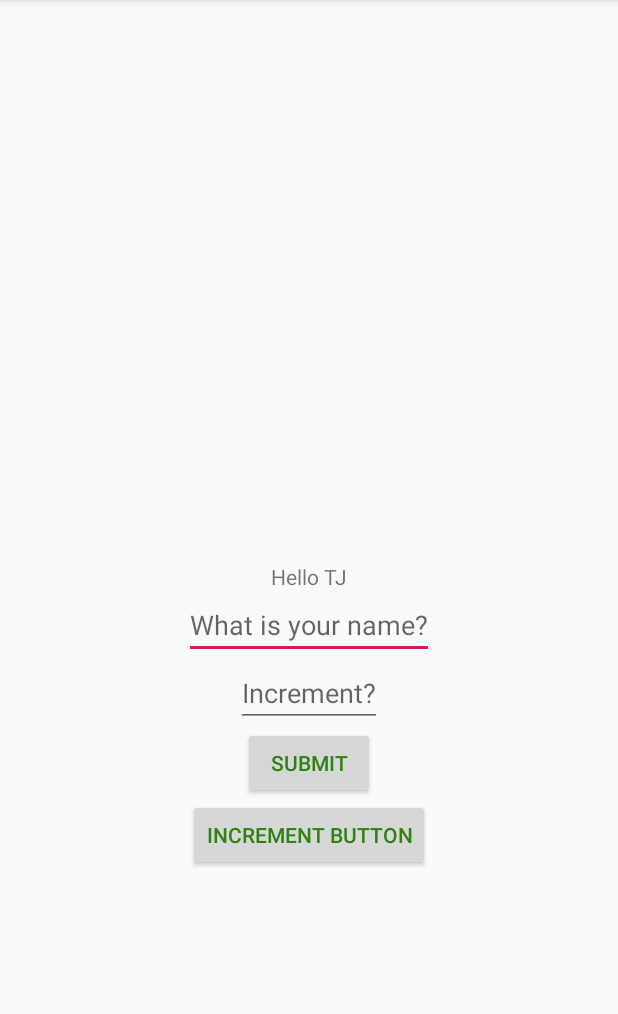
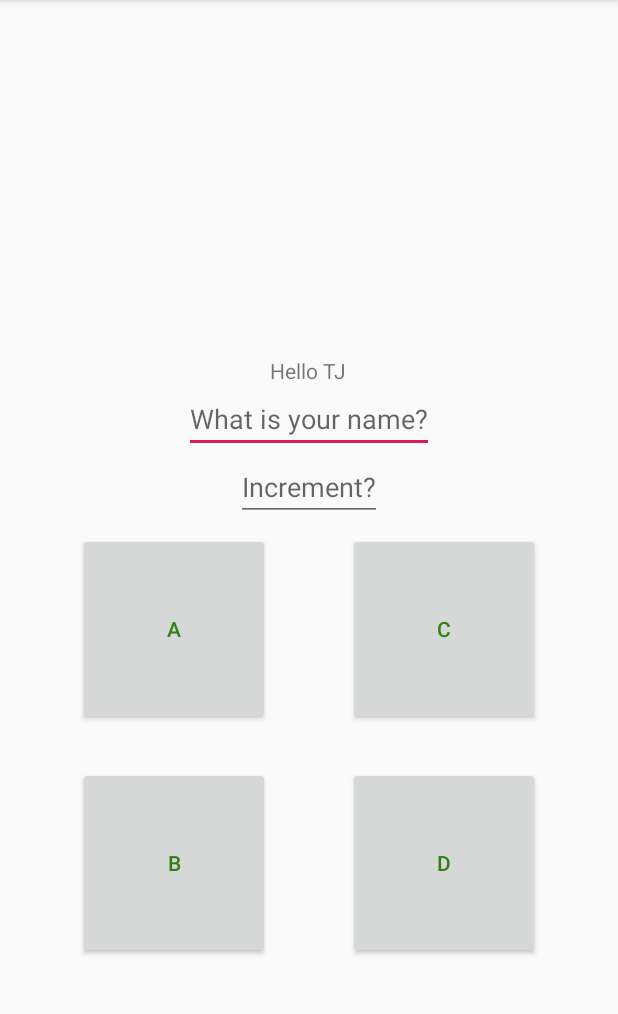
Before and after one commit to dhan0779/quiz-app, an Android app: the screen it shows after launch (MainActivity), on a phone screen of 412 x 824 dp, the part 84-1098 px from its top. Run offline under Robolectric (Android 15) with nearby library versions, the phone set to English and light mode, and no system bars.

Commit message:
added 4 buttons

```diff
--- a/app/src/main/java/com/handavid/quizapp/MainActivity.java
+++ b/app/src/main/java/com/handavid/quizapp/MainActivity.java
@@ -11,7 +11,7 @@ import android.widget.EditText;
 import android.widget.TextView;
 
 public class MainActivity extends AppCompatActivity {
-    Button submitButton, colorButton;
+    Button ansButton1, ansButton2,ansButton3,ansButton4;
     EditText responseText;
     EditText response2Text;
     TextView displayText;
@@ -19,26 +19,47 @@ public class MainActivity extends AppCompatActivity {
     protected void onCreate(Bundle savedInstanceState) {
         super.onCreate(savedInstanceState);
         setContentView(R.layout.activity_main);
-        submitButton=findViewById(R.id.clickButton);
-        colorButton=findViewById(R.id.clickButton2);
+        ansButton1=findViewById(R.id.clickButton);
+        ansButton2=findViewById(R.id.clickButton2);
+        ansButton3=findViewById(R.id.clickButton3);
+        ansButton4=findViewById(R.id.clickButton4);
         responseText=findViewById(R.id.responseEditText);
         response2Text=findViewById(R.id.response2EditText);
         displayText=findViewById(R.id.textBox);
-        submitButton.setOnClickListener(new View.OnClickListener(){
-            @Override
-            public void onClick(View view){
-                System.out.println("Hello mom");
-                Log.i("testButton","Hi dad! "+responseText.getText().toString());
-                displayText.setText("Hi "+ responseText.getText().toString());
-            }
-        });
-        colorButton.setOnClickListener(new View.OnClickListener(){
+        ansButton1.setOnClickListener(new View.OnClickListener(){
             //@Override
             int a=0;
             public void onClick(View view){
                 a=a+1;
                 displayText.setText("You clicked this button "+a+" times");
                 view.setBackgroundColor(Color.GREEN);
+            }
+        });
+        ansButton2.setOnClickListener(new View.OnClickListener(){
+            //@Override
+            int b=0;
+            public void onClick(View view){
+                b=b+1;
+                displayText.setText("You clicked this button "+b+" times");
+                view.setBackgroundColor(Color.RED);
+            }
+        });
+        ansButton3.setOnClickListener(new View.OnClickListener(){
+            //@Override
+            int c=0;
+            public void onClick(View view){
+                c=c+1;
+                displayText.setText("You clicked this button "+c+" times");
+                view.setBackgroundColor(Color.BLUE);
+            }
+        });
+        ansButton4.setOnClickListener(new View.OnClickListener(){
+            //@Override
+            int d=0;
+            public void onClick(View view){
+                d=d+1;
+                displayText.setText("You clicked this button "+d+" times");
+                view.setBackgroundColor(Color.YELLOW);
             }
         });
         responseText.setOnFocusChangeListener(new View.OnFocusChangeListener() {
--- a/app/src/main/res/layout/activity_main.xml
+++ b/app/src/main/res/layout/activity_main.xml
@@ -12,9 +12,12 @@
         android:layout_height="wrap_content"
         android:text="@string/text_box_label"
         app:layout_constraintBottom_toBottomOf="parent"
+        app:layout_constraintHorizontal_bias="0.498"
         app:layout_constraintLeft_toLeftOf="parent"
         app:layout_constraintRight_toRightOf="parent"
-        app:layout_constraintTop_toTopOf="parent" />
+        app:layout_constraintTop_toTopOf="parent"
+        app:layout_constraintVertical_bias="0.317" />
+
     <EditText
         android:id="@+id/responseEditText"
         android:layout_width="wrap_content"
@@ -32,26 +35,56 @@
         app:layout_constraintTop_toBottomOf="@+id/responseEditText"
         app:layout_constraintLeft_toLeftOf="parent"
         app:layout_constraintRight_toRightOf="parent"/>
+
     <Button
         android:id="@+id/clickButton"
-        android:layout_width="wrap_content"
-        android:layout_height="wrap_content"
-        android:text="@string/submit_button"
+        android:layout_width="128dp"
+        android:layout_height="128dp"
+        android:layout_marginTop="8dp"
+        android:text="@string/choice1"
+        android:textAllCaps="true"
         android:textColor="#318214"
-        android:textAllCaps="true"
-        app:layout_constraintTop_toBottomOf="@+id/response2EditText"
+        app:layout_constraintHorizontal_bias="0.212"
         app:layout_constraintLeft_toLeftOf="parent"
-        app:layout_constraintRight_toRightOf="parent"/>
+        app:layout_constraintRight_toLeftOf="@+id/clickButton3"
+        app:layout_constraintTop_toBottomOf="@+id/response2EditText" />
+
     <Button
         android:id="@+id/clickButton2"
-        android:layout_width="wrap_content"
-        android:layout_height="wrap_content"
-        android:text="@string/increment_button"
+        android:layout_width="128dp"
+        android:layout_height="128dp"
+        android:layout_marginTop="28dp"
+        android:text="@string/choice2"
+        android:textAllCaps="true"
         android:textColor="#318214"
+        app:layout_constraintHorizontal_bias="0.183"
+        app:layout_constraintLeft_toLeftOf="parent"
+        app:layout_constraintRight_toRightOf="parent"
+        app:layout_constraintTop_toBottomOf="@+id/clickButton" />
+
+    <Button
+        android:id="@+id/clickButton3"
+        android:layout_width="128dp"
+        android:layout_height="128dp"
+        android:layout_marginTop="8dp"
+        android:text="@string/choice3"
         android:textAllCaps="true"
-        app:layout_constraintTop_toBottomOf="@+id/clickButton"
-        app:layout_constraintLeft_toLeftOf="parent"
-        app:layout_constraintRight_toRightOf="parent"/>
+        android:textColor="#318214"
+        app:layout_constraintLeft_toRightOf="@+id/clickButton"
+        app:layout_constraintRight_toRightOf="parent"
+        app:layout_constraintTop_toBottomOf="@+id/response2EditText" />
+
+    <Button
+        android:id="@+id/clickButton4"
+        android:layout_width="128dp"
+        android:layout_height="128dp"
+        android:layout_marginLeft="52dp"
+        android:layout_marginTop="28dp"
+        android:text="@string/choice4"
+        android:textAllCaps="true"
+        android:textColor="#318214"
+        app:layout_constraintLeft_toRightOf="@+id/clickButton2"
+        app:layout_constraintTop_toBottomOf="@+id/clickButton3" />
 
 
 </androidx.constraintlayout.widget.ConstraintLayout>
--- a/app/src/main/res/values/strings.xml
+++ b/app/src/main/res/values/strings.xml
@@ -1,7 +1,9 @@
 <resources>
     <string name="app_name">Quiz App</string>
-    <string name="submit_button">Submit</string>
-    <string name="increment_button">Increment Button</string>
+    <string name="choice1">A</string>
+    <string name="choice2">B</string>
+    <string name="choice3">C</string>
+    <string name="choice4">D</string>
     <string name="color_button">Change Color</string>
     <string name="text_box_label">Hello TJ</string>
     <string name="name_hint">What is your name?</string>
```
